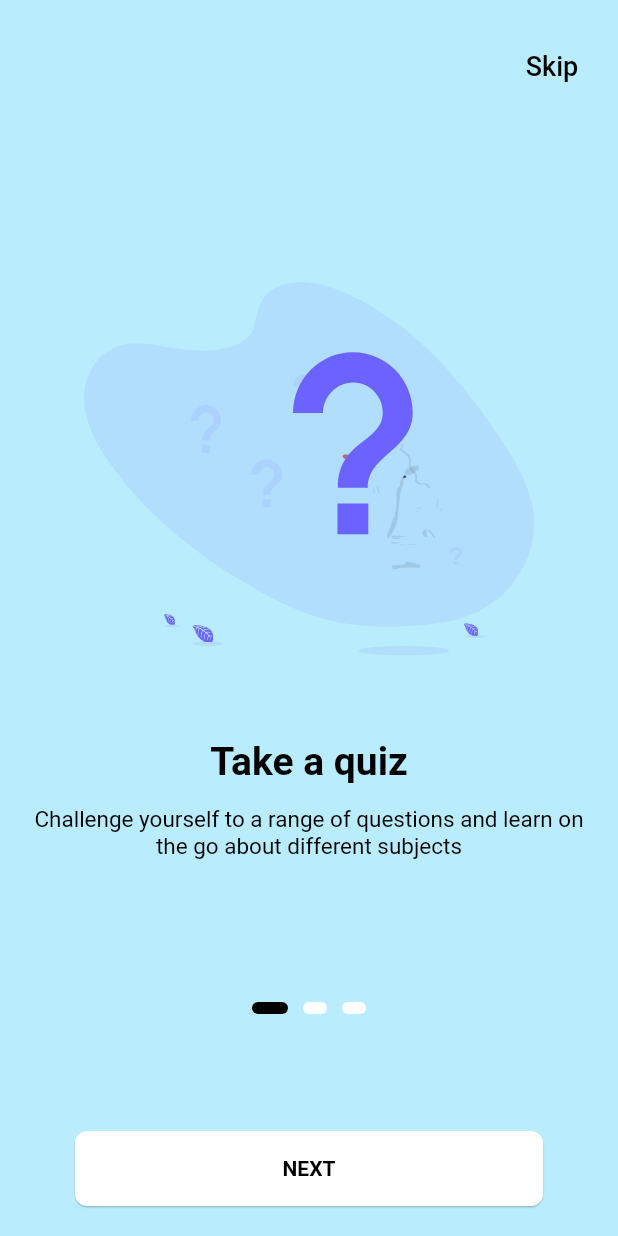
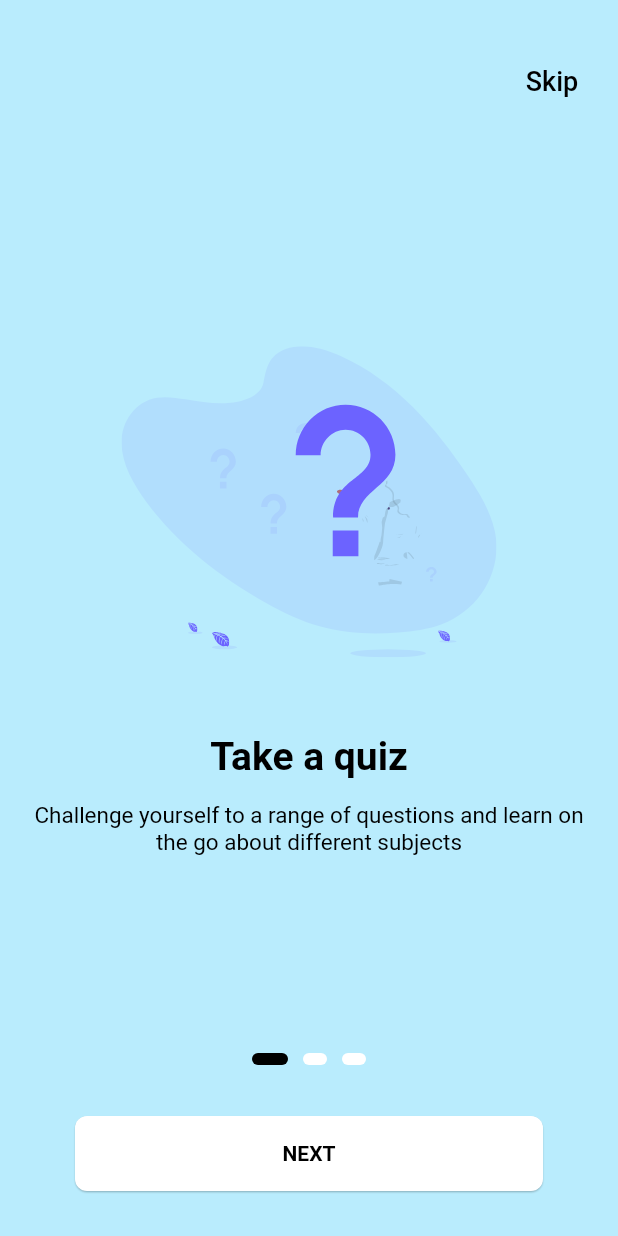
Before and after one commit to timilehinjegede/tour-de-quiz, a Flutter app: the screen it shows after launch, on a phone screen of 412 x 824 dp. Run offline on Flutter 3.47's test engine with Material 2 defaults, Android fonts, the phone set to English and light mode, and no system bars; our stand-ins replace flutter_svg; Roboto replaces fonts that are missing (CM Sans Serif).

Commit message:
Responsiveness

```diff
--- a/lib/main.dart
+++ b/lib/main.dart
@@ -64,7 +64,7 @@ class _OnBoardingScreenState extends State<OnBoardingScreen> {
                 ? _colorList[1]
                 : _currentPage == 2 ? _colorList[2] : null,
         child: Padding(
-          padding: EdgeInsets.symmetric(vertical: 20.0),
+          padding: EdgeInsets.symmetric(vertical: 30.0),
           child: Column(
 //            crossAxisAlignment: CrossAxisAlignment.stretch,
             children: <Widget>[
@@ -82,7 +82,7 @@ class _OnBoardingScreenState extends State<OnBoardingScreen> {
                 ),
               ),
               Container(
-                height: 600,
+                height: MediaQuery.of(context).size.height - 200,
                 child: PageView(
                   controller: _pageController,
                   onPageChanged: (int page) {
--- a/lib/onboarding/compete.dart
+++ b/lib/onboarding/compete.dart
@@ -4,15 +4,15 @@ import 'package:flutter_svg/flutter_svg.dart';
 
 Widget competeWidget() {
   return Padding(
-    padding: EdgeInsets.all(40.0),
+    padding: EdgeInsets.all(20.0),
     child: Column(
       crossAxisAlignment: CrossAxisAlignment.center,
       mainAxisAlignment: MainAxisAlignment.center,
       children: <Widget>[
         SvgPicture.asset(
           'images/stats.svg',
-          height: 300,
-          width: 300,
+          height: 250,
+          width: 250,
         ),
         SizedBox(height: 30.0),
         Text(
--- a/lib/onboarding/contribute.dart
+++ b/lib/onboarding/contribute.dart
@@ -4,15 +4,15 @@ import 'package:flutter_svg/flutter_svg.dart';
 
 Widget contributeWidget() {
   return Padding(
-    padding: EdgeInsets.all(40.0),
+    padding: EdgeInsets.all(20.0),
     child: Column(
       crossAxisAlignment: CrossAxisAlignment.center,
       mainAxisAlignment: MainAxisAlignment.center,
       children: <Widget>[
         SvgPicture.asset(
           'images/book.svg',
-          height: 300,
-          width: 300,
+          height: 250,
+          width: 250,
         ),
         SizedBox(height: 30.0),
         Text(
--- a/lib/onboarding/take.dart
+++ b/lib/onboarding/take.dart
@@ -11,8 +11,8 @@ Widget takeWidget() {
       children: <Widget>[
         SvgPicture.asset(
           'images/question.svg',
-          height: 300,
-          width: 300,
+          height: 250,
+          width: 250,
         ),
         SizedBox(height: 30.0),
         Text(
```
